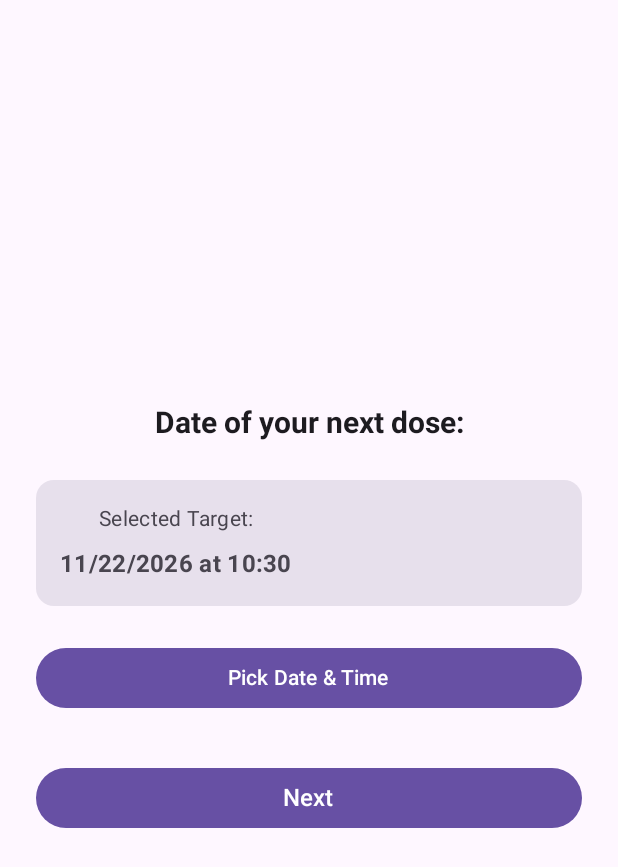
After one commit to overripe-peach/hrt-timer, an Android app built with Jetpack Compose: the WidgetSetupActivity screen opened directly, with no data from a screen before it, on a phone screen of 412 x 824 dp. The commit adds this screen. Shown: the top 867 px of the screen. Run offline under Robolectric (Android 15) with nearby library versions, the phone set to English and light mode, and no system bars.

Commit message:
-bumped to version v0.74.2. / version code 10
New feature: on first run of a widget instance, it gives a choose start date screen and then brings user into the settings. Should fix the "how do i remember to start using this problem"

Changes:
- changed default duration to 7 days, and default streak to 1 day.
-cleaned up variable naming in TimerPreferences.kt
-bumped gradle version

```diff
--- a/app/build.gradle.kts
+++ b/app/build.gradle.kts
@@ -21,8 +21,8 @@ android {
         applicationId = "com.gayoddities.hrttimer"
         minSdk = 24
         targetSdk = 37
-        versionCode = 9
-        versionName = "0.73.9"
+        versionCode = 10
+        versionName = "0.74.2"
 
         testInstrumentationRunner = "androidx.test.runner.AndroidJUnitRunner"
     }
--- /dev/null
+++ b/app/src/main/java/com/gayoddities/hrttimer/WidgetSetupActivity.kt
@@ -0,0 +1,216 @@
+package com.gayoddities.hrttimer
+
+import android.content.Intent
+import android.annotation.SuppressLint
+import android.appwidget.AppWidgetManager
+import android.os.Bundle
+import android.widget.Toast
+import androidx.activity.ComponentActivity
+import androidx.activity.compose.setContent
+import androidx.compose.foundation.layout.*
+import androidx.compose.material3.*
+import androidx.compose.runtime.*
+import androidx.compose.ui.Alignment
+import androidx.compose.ui.Modifier
+import androidx.compose.ui.text.font.FontWeight
+import androidx.compose.ui.unit.dp
+import androidx.compose.ui.unit.sp
+import androidx.glance.appwidget.GlanceAppWidgetManager
+import androidx.lifecycle.lifecycleScope
+import kotlinx.coroutines.launch
+import java.util.Calendar
+
+class WidgetSetupActivity : ComponentActivity() {
+    override fun onCreate(savedInstanceState: Bundle?) {
+        super.onCreate(savedInstanceState)
+
+        val appWidgetId = intent.getIntExtra(
+            AppWidgetManager.EXTRA_APPWIDGET_ID,
+            AppWidgetManager.INVALID_APPWIDGET_ID
+        )
+
+        setContent {
+            MaterialTheme {
+                WidgetSetupScreen(
+                    onNextClicked = { targetMillis ->
+                        lifecycleScope.launch {
+                            val currentTime = System.currentTimeMillis()
+                            val durationMillis = targetMillis - currentTime
+
+                            if (durationMillis <= 0) {
+                                Toast.makeText(
+                                    this@WidgetSetupActivity,
+                                    "Please select a future date and time.",
+                                    Toast.LENGTH_SHORT
+                                ).show()
+                                return@launch
+                            }
+
+                            // 1. Save this custom duration as the duration for this widget
+                            TimerPreferences.setDurationMS(this@WidgetSetupActivity, appWidgetId, durationMillis)
+
+                            // 2. Start the timer immediately so it enters the running state targeting that end time
+                            TimerPreferences.startTimer(this@WidgetSetupActivity, appWidgetId)
+
+                            // 3. Schedule the background alarm
+                            val triggerTime = currentTime + durationMillis
+                            TimerUtils.scheduleTimerAlarm(this@WidgetSetupActivity, triggerTime)
+
+                            // 4. Update Glance state & force widget refresh
+                            if (appWidgetId != AppWidgetManager.INVALID_APPWIDGET_ID) {
+                                val glanceId = GlanceAppWidgetManager(this@WidgetSetupActivity).getGlanceIdBy(appWidgetId)
+                                androidx.glance.appwidget.state.updateAppWidgetState(this@WidgetSetupActivity, glanceId) { prefs ->
+                                    prefs[TimerKeys.LAST_UPDATED] = System.currentTimeMillis()
+                                }
+                                HRTWidget().update(this@WidgetSetupActivity, glanceId)
+                            }
+
+                            // 5. Return success result to Android so the widget is successfully pinned/added
+                            val resultValue = Intent().putExtra(AppWidgetManager.EXTRA_APPWIDGET_ID, appWidgetId)
+                            setResult(RESULT_OK, resultValue)
+
+                            // 6. Launch SettingsActivity for this widget instance so they can customize name/color if desired
+                            val settingsIntent = Intent(this@WidgetSetupActivity, SettingsActivity::class.java).apply {
+                                putExtra(AppWidgetManager.EXTRA_APPWIDGET_ID, appWidgetId)
+                                // If your SettingsActivity uses "appWidgetId" as the extra key:
+                                putExtra("appWidgetId", appWidgetId)
+                            }
+
+                            //set streak and duration to defaults
+                            TimerPreferences.setDurationMS(this@WidgetSetupActivity,appWidgetId,TimerPreferences.DEFAULT_DURATION)
+                            TimerPreferences.setStreakWindowMS(this@WidgetSetupActivity,appWidgetId,TimerPreferences.DEFAULT_STREAK_WINDOW)
+
+                            startActivity(settingsIntent)
+
+                            Toast.makeText(this@WidgetSetupActivity, "Timer started!", Toast.LENGTH_SHORT).show()
+                            finish()
+                        }
+                    }
+                )
+            }
+        }
+    }
+}
+
+//@OptIn(ExperimentalMaterial3Api::class)
+@SuppressLint("DefaultLocale")
+@Composable
+fun WidgetSetupScreen(onNextClicked: (Long) -> Unit) {
+    // Initialize calendar to current date/time + default 5 days ahead as a helpful starting suggestion
+    val calendar = remember {
+        Calendar.getInstance().apply {
+            add(Calendar.DAY_OF_YEAR, 5)
+        }
+    }
+
+    var selectedYear by remember { mutableIntStateOf(calendar.get(Calendar.YEAR)) }
+    var selectedMonth by remember { mutableIntStateOf(calendar.get(Calendar.MONTH)) }
+    var selectedDay by remember { mutableIntStateOf(calendar.get(Calendar.DAY_OF_MONTH)) }
+    var selectedHour by remember { mutableIntStateOf(calendar.get(Calendar.HOUR_OF_DAY)) }
+    var selectedMinute by remember { mutableIntStateOf(calendar.get(Calendar.MINUTE)) }
+
+    Surface(
+        modifier = Modifier.fillMaxSize(),
+        color = MaterialTheme.colorScheme.background
+    ) {
+        Column(
+            modifier = Modifier
+                .fillMaxSize()
+                .padding(24.dp),
+            verticalArrangement = Arrangement.Center,
+            horizontalAlignment = Alignment.CenterHorizontally
+        ) {
+            Text(
+                text = "Date of your next dose:",
+                style = MaterialTheme.typography.titleLarge,
+                fontWeight = FontWeight.Bold,
+                fontSize = 20.sp
+            )
+
+            Spacer(modifier = Modifier.height(24.dp))
+
+            // A clean date picker state / dialog trigger or simple numeric selectors / Material DatePicker
+            // For simplicity and robustness across versions, we can use Material3 Date & Time pickers or compact controls:
+
+            // Display chosen summary text
+            val formattedSelectedDate = String.format(
+                "%02d/%02d/%d at %02d:%02d",
+                selectedMonth + 1,
+                selectedDay,
+                selectedYear,
+                selectedHour,
+                selectedMinute
+            )
+
+            Card(
+                modifier = Modifier.fillMaxWidth(),
+                colors = CardDefaults.cardColors(containerColor = MaterialTheme.colorScheme.surfaceVariant)
+            ) {
+                Column(
+                    modifier = Modifier.padding(16.dp),
+                    horizontalAlignment = Alignment.CenterHorizontally
+                ) {
+                    Text(text = "Selected Target:", style = MaterialTheme.typography.bodyMedium)
+                    Spacer(modifier = Modifier.height(8.dp))
+                    Text(
+                        text = formattedSelectedDate,
+                        style = MaterialTheme.typography.titleMedium,
+                        fontWeight = FontWeight.Bold
+                    )
+                }
+            }
+
+            Spacer(modifier = Modifier.height(24.dp))
+
+            // Button to open standard Android DatePickerDialog
+            val context = androidx.compose.ui.platform.LocalContext.current
+            Button(
+                onClick = {
+                    android.app.DatePickerDialog(
+                        context,
+                        { _, year, month, dayOfMonth ->
+                            selectedYear = year
+                            selectedMonth = month
+                            selectedDay = dayOfMonth
+
+                            // Immediately prompt for Time after date is picked
+                            android.app.TimePickerDialog(
+                                context,
+                                { _, hourOfDay, minute ->
+                                    selectedHour = hourOfDay
+                                    selectedMinute = minute
+                                },
+                                selectedHour,
+                                selectedMinute,
+                                false
+                            ).show()
+                        },
+                        selectedYear,
+                        selectedMonth,
+                        selectedDay
+                    ).show()
+                },
+                modifier = Modifier.fillMaxWidth()
+            ) {
+                Text(text = "Pick Date & Time")
+            }
+
+            Spacer(modifier = Modifier.height(32.dp))
+
+            // Next Button
+            Button(
+                onClick = {
+                    val targetCalendar = Calendar.getInstance().apply {
+                        set(selectedYear, selectedMonth, selectedDay, selectedHour, selectedMinute, 0)
+                        set(Calendar.MILLISECOND, 0)
+                    }
+                    onNextClicked(targetCalendar.timeInMillis)
+                },
+                modifier = Modifier.fillMaxWidth(),
+                colors = ButtonDefaults.buttonColors(containerColor = MaterialTheme.colorScheme.primary)
+            ) {
+                Text(text = "Next", fontSize = 16.sp)
+            }
+        }
+    }
+}
--- a/app/src/main/res/xml/hrt_widget_info.xml
+++ b/app/src/main/res/xml/hrt_widget_info.xml
@@ -1,5 +1,6 @@
 <?xml version="1.0" encoding="utf-8"?>
 <appwidget-provider xmlns:android="http://schemas.android.com/apk/res/android"
+    xmlns:tools="http://schemas.android.com/tools"
     android:minWidth="140dp"
     android:minHeight="140dp"
     android:targetCellWidth="2"
@@ -8,5 +9,7 @@
     android:initialLayout="@layout/glance_default_loading_layout"
     android:previewImage="@drawable/widget_preview"
     android:resizeMode="horizontal|vertical"
-    android:widgetCategory="home_screen">
+    android:configure="com.gayoddities.hrttimer.WidgetSetupActivity"
+    android:widgetCategory="home_screen"
+    tools:targetApi="s">
 </appwidget-provider>
```
Also changed, not shown: app/src/main/AndroidManifest.xml (+12 -2 lines), app/src/main/java/com/gayoddities/hrttimer/TimerPreferences.kt (+4 -4 lines), gradle/wrapper/gradle-wrapper.properties, 2 other files.
